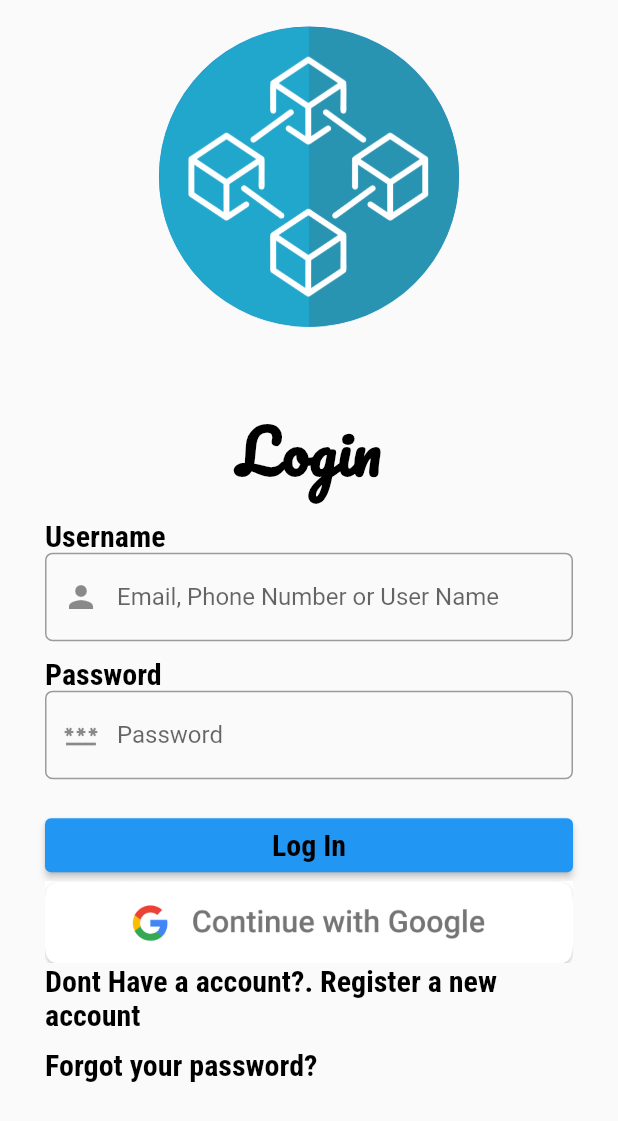
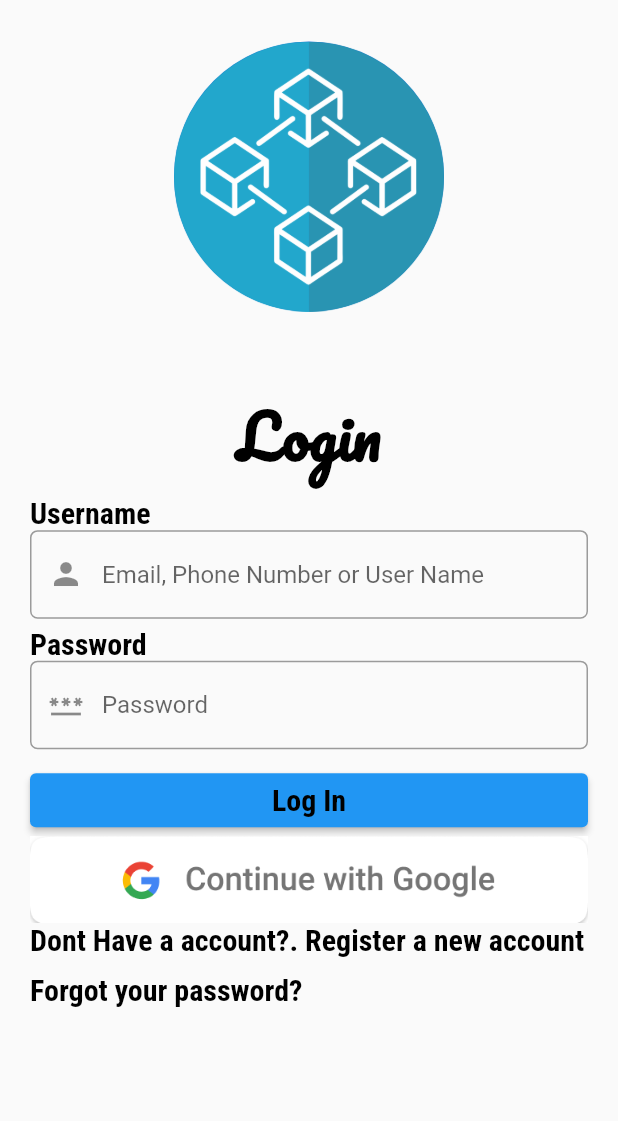
Before and after one commit to willyto3/Ciclo4-Proyecto, a Flutter app: the LoginScreen screen opened directly, on a phone screen of 412 x 824 dp. Shown: the top 1121 px of the screen. Run offline on Flutter 3.47's test engine with Material 2 defaults, Android fonts, the light colour scheme and no system bars; our stand-ins replace get, google_fonts, shared_preferences; missing offline and left inert: list_tile_switch, meta.dart; accounts and stored records are empty.

```diff
--- /dev/null
+++ b/blockchaimprims/lib/features/profile/domain/repositories/api_repository.dart
@@ -0,0 +1,5 @@
+abstract class ApiRepositoryInterface {
+  Future<User> getUserFromToken(String token);
+  Future<LoginResponse> login(LoginRequest loginRequest);
+  Future<bool> logout(String token);
+}
--- a/blockchaimprims/lib/features/profile/presentation/pages/login/login_screen.dart
+++ b/blockchaimprims/lib/features/profile/presentation/pages/login/login_screen.dart
@@ -36,7 +36,7 @@ class LoginScreen extends StatelessWidget {
                       height: 200,
                       width: 200,
                     ),
-                    radius: 100,
+                    radius: 90,
                   ),
                 ],
               ),
@@ -46,7 +46,7 @@ class LoginScreen extends StatelessWidget {
             flex: 5,
             child: SingleChildScrollView(
               child: Padding(
-                padding: const EdgeInsets.all(30.0),
+                padding: const EdgeInsets.all(20.0),
                 child: Column(
                   crossAxisAlignment: CrossAxisAlignment.stretch,
                   children: [
@@ -55,7 +55,7 @@ class LoginScreen extends StatelessWidget {
                       style: GoogleFonts.pacifico(textStyle: estilo),
                       textAlign: TextAlign.center,
                     ),
-                    const SizedBox(height: 10),
+                    const SizedBox(height: 5),
                     Text(
                       'Username',
                       style: GoogleFonts.robotoCondensed(textStyle: estilo2),
@@ -70,7 +70,7 @@ class LoginScreen extends StatelessWidget {
                         ),
                       ),
                     ),
-                    const SizedBox(height: 10),
+                    const SizedBox(height: 5),
                     Text(
                       'Password',
                       style: GoogleFonts.robotoCondensed(textStyle: estilo2),
@@ -85,7 +85,7 @@ class LoginScreen extends StatelessWidget {
                         ),
                       ),
                     ),
-                    const SizedBox(height: 20),
+                    const SizedBox(height: 10),
                     ElevatedButton(
                         onPressed: (){
                           Navigator.of(context).pushReplacement(MaterialPageRoute(builder: (_) => const BottomBarScreen(),));
--- a/blockchaimprims/pubspec.yaml
+++ b/blockchaimprims/pubspec.yaml
@@ -50,6 +50,10 @@ dependencies:
   http: ^0.13.4
   # Pendiente de que HACE ESTA DEPENDENCIA
   shared_preferences: ^2.0.9
+  # Pendiente de que HACE ESTA DEPENDENCIA
+  provider: ^6.0.1
+  # Pendiente de que HACE ESTA DEPENDENCIA
+  meta: ^1.7.0
 
 
 dev_dependencies:
```
Also changed, not shown: blockchaimprims/lib/features/profile/data/datasources/api_repository_impl.dart (added, +22 -0 lines), blockchaimprims/lib/features/profile/data/datasources/local_repository_impl.dart (added, +29 -0 lines), blockchaimprims/lib/features/profile/domain/model/user.dart (added, +11 -0 lines), blockchaimprims/lib/features/profile/domain/repositories/local_storage_repository.dart (added, +9 -0 lines), blockchaimprims/lib/features/profile/domain/repositories/profile_repository.dart (deleted), blockchaimprims/pubspec.lock.
